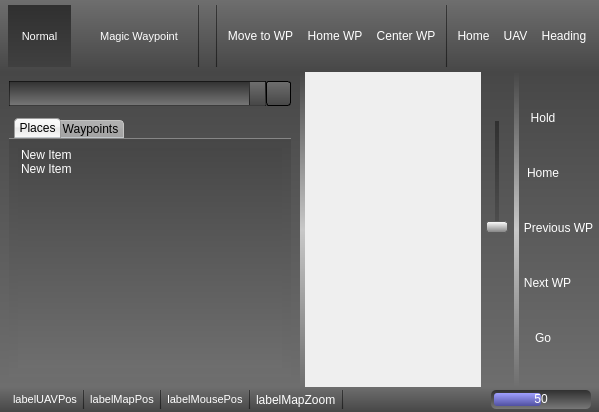
openpilot/OpenPilot, file ground/src/plugins/opmap/opmap_widget.ui: the form before one commit.
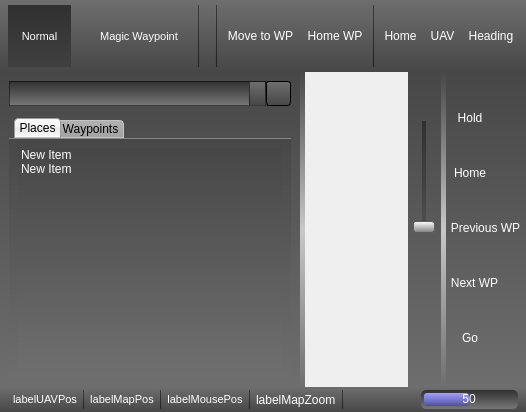
The form after the commit. Icons and pictures are not drawn.

Commit message: Removed center maguc waypoint to map

```diff
--- a/ground/src/plugins/opmap/opmap_widget.ui
+++ b/ground/src/plugins/opmap/opmap_widget.ui
@@ -432,32 +432,6 @@
           </property>
          </widget>
         </item>
-        <item>
-         <widget class="QToolButton" name="toolButtonCenterWaypoint">
-          <property name="sizePolicy">
-           <sizepolicy hsizetype="Fixed" vsizetype="Preferred">
-            <horstretch>0</horstretch>
-            <verstretch>0</verstretch>
-           </sizepolicy>
-          </property>
-          <property name="toolTip">
-           <string>Move the magic waypoint to center of map</string>
-          </property>
-          <property name="text">
-           <string>Center WP</string>
-          </property>
-          <property name="icon">
-           <iconset resource="opmap.qrc">
-            <normaloff>:/opmap/images/center_wp.png</normaloff>:/opmap/images/center_wp.png</iconset>
-          </property>
-          <property name="iconSize">
-           <size>
-            <width>28</width>
-            <height>28</height>
-           </size>
-          </property>
-         </widget>
-        </item>
         <item>
          <widget class="Line" name="line_8">
           <property name="frameShadow">
```
The commit also changes 2 other files.
